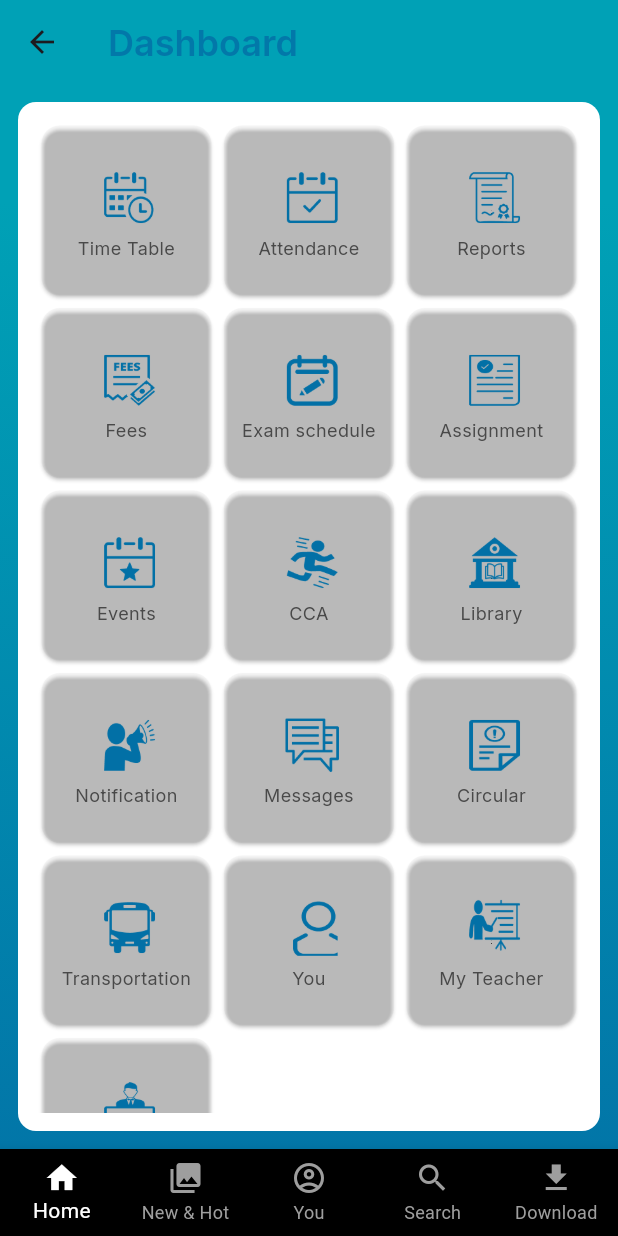
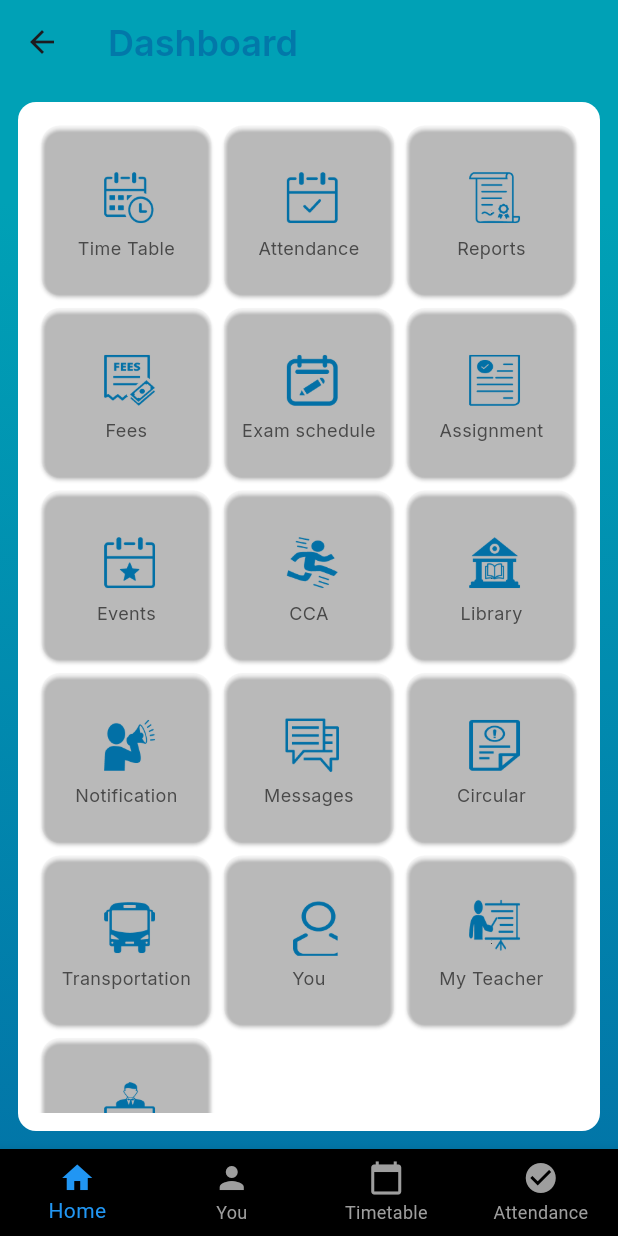
Before and after one commit to priyaanp/schoople-mobile-app, a Flutter app: the ScreenMainPage screen opened directly, on a phone screen of 412 x 824 dp. Run offline on Flutter 3.47's test engine with Material 3 defaults, Android fonts, the light colour scheme and no system bars; our stand-ins replace bloc, flutter_bloc, google_fonts, shared_preferences, table_calendar; accounts and stored records are empty; network calls fail; project files that could hold a hidden picture were left out.

Commit message:
style fixes, bottom nav changed

```diff
--- a/lib/presentation/Home/screen_home.dart
+++ b/lib/presentation/Home/screen_home.dart
@@ -43,7 +43,8 @@ class ScreenHome extends StatelessWidget {
         ),
         backgroundColor: Color(0xFF00A1B6),
       ),
-      body: Container(
+      body: SafeArea(
+        child: Container(
           decoration: const BoxDecoration(
             gradient: LinearGradient(
               begin: Alignment.topCenter, // Approximate for 242 degrees
@@ -75,6 +76,7 @@ class ScreenHome extends StatelessWidget {
                   iconPath: dashboardItems[index]['icon']!,
                 );
               },
+            ),
           ),
         ),
       ),
--- a/lib/presentation/main_page/screen_main_page.dart
+++ b/lib/presentation/main_page/screen_main_page.dart
@@ -1,3 +1,4 @@
+import 'package:Schoople/presentation/main_page/widgets/bottom_navigation.dart';
 import 'package:flutter/material.dart';
 
 import '../Home/screen_home.dart';
@@ -27,7 +28,7 @@ class ScreenMainPage extends StatelessWidget {
           },
         ),
       ),
-      bottomNavigationBar: BottomNavigationWidgets(),
+      bottomNavigationBar: BottomNavPage(),
     );
   }
 
--- /dev/null
+++ b/lib/presentation/main_page/widgets/bottom_navigation.dart
@@ -0,0 +1,64 @@
+import 'package:Schoople/presentation/Home/screen_home.dart';
+import 'package:Schoople/presentation/attendance/attendance_calendar_page.dart';
+import 'package:Schoople/presentation/profile/screen_profile.dart';
+import 'package:Schoople/presentation/timetable/timetable_page.dart';
+import 'package:flutter/material.dart';
+
+
+class BottomNavPage extends StatefulWidget {
+  @override
+  _BottomNavPageState createState() => _BottomNavPageState();
+}
+
+class _BottomNavPageState extends State<BottomNavPage> {
+  int _selectedIndex = 0; // Default selected tab
+
+  final List<Widget> _pages = [
+    ScreenHome(),
+    StudentProfilePage(),
+    TimetablePage(),
+    AttendanceCalendarPage(),
+  ];
+
+  void _onItemTapped(int index) {
+    setState(() {
+      _selectedIndex = index; // Update selected tab
+    });
+  }
+
+  @override
+  Widget build(BuildContext context) {
+    return Scaffold(
+      body: AnimatedSwitcher(  // Smooth transition effect
+        duration: const Duration(milliseconds: 500),
+        child: _pages[_selectedIndex],
+      ),
+      bottomNavigationBar: BottomNavigationBar(
+        currentIndex: _selectedIndex,
+        backgroundColor: Colors.black,
+        selectedItemColor: Colors.blue,  // Highlight selected icon
+        unselectedItemColor: Colors.grey,
+        type: BottomNavigationBarType.fixed,  // Prevents shifting animation
+        onTap: _onItemTapped,
+        items: const [
+          BottomNavigationBarItem(
+            icon: Icon(Icons.home),
+            label: "Home",
+          ),
+          BottomNavigationBarItem(
+            icon: Icon(Icons.person),
+            label: "You",
+          ),
+          BottomNavigationBarItem(
+            icon: Icon(Icons.calendar_today),
+            label: "Timetable",
+          ),
+          BottomNavigationBarItem(
+            icon: Icon(Icons.check_circle),
+            label: "Attendance",
+          ),
+        ],
+      ),
+    );
+  }
+}
--- a/lib/presentation/search/screen_search.dart
+++ b/lib/presentation/search/screen_search.dart
@@ -7,11 +7,7 @@ class ScreenSearch extends StatelessWidget {
   @override
   Widget build(BuildContext context) {
     return Scaffold(
-                 appBar: AppBar(
-       leading: IconButton(
-          icon: Icon(Icons.arrow_back),
-          onPressed: () => Navigator.of(context).pop(),
-        ),
+      appBar: AppBar(
         title: Text(
           'Profile',
           style: GoogleFonts.inter(
```
Also changed, not shown: lib/presentation/attendance/attendance_calendar_page.dart (+3 -13 lines), lib/presentation/exam_mark/exam_mark_details_page.dart (+29 -24 lines), lib/presentation/exam_schedule/exam_schedule_page.dart (+3 -13 lines), lib/presentation/main_page/widgets/custom_scaffold.dart (added, +40 -0 lines), lib/presentation/profile/screen_profile.dart (+3 -17 lines). Lines whose indentation alone changed are shown as unchanged.
